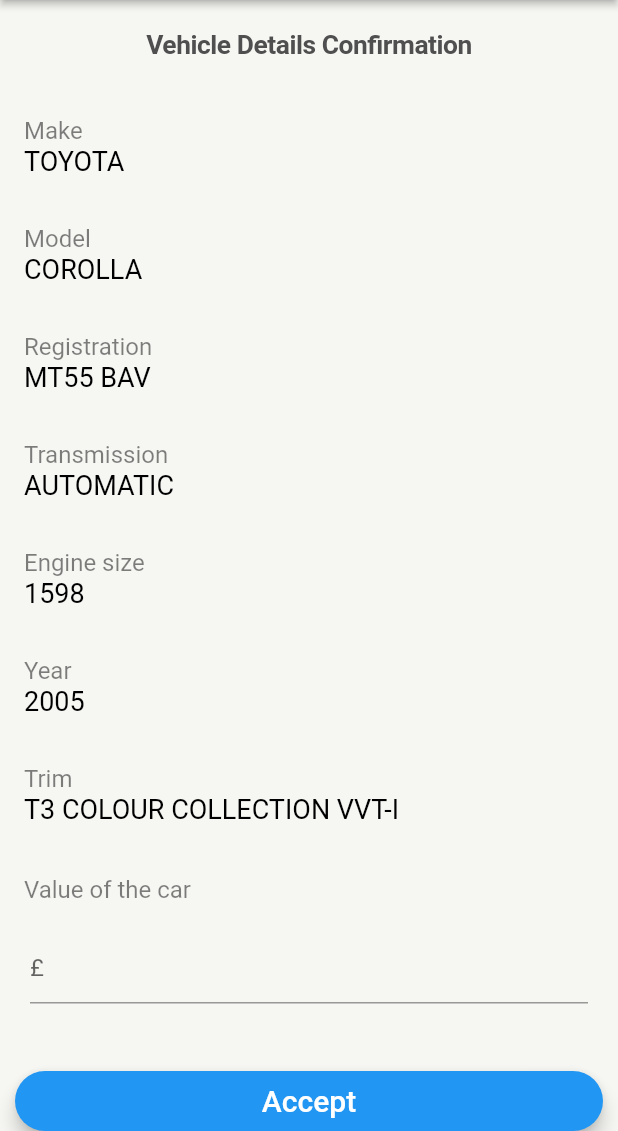
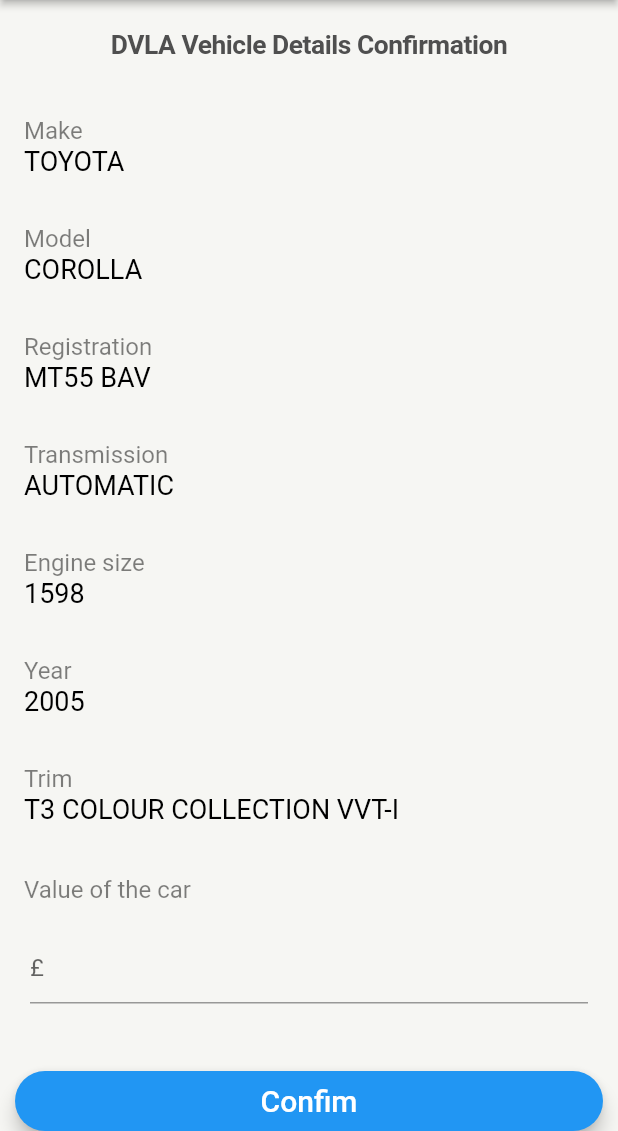
Before and after one commit to rigoford/MotorQuickQuote, a Flutter app: the MQQVehicleSearchResultsPage screen opened directly, on a phone screen of 412 x 824 dp, the part 105-1236 px from its top. Run offline on Flutter 3.47's test engine with Material 2 defaults, Android fonts, the phone set to English and light mode, and no system bars; our stand-ins replace camera; Roboto replaces fonts that are missing (Facit).

Commit message:
Minor refactor of vehicle results

```diff
--- a/lib/tab_view/vehicle_details/mqq_vehicle_search_results.dart
+++ b/lib/tab_view/vehicle_details/mqq_vehicle_search_results.dart
@@ -23,7 +23,7 @@ class _MQQVehicleSearchResultsPageState extends State<MQQVehicleSearchResultsPag
                   child: SizedBox(
                       width: MediaQuery.of(context).size.width * .8,
                       child: Text(
-                        "Vehicle Details Confirmation",
+                        "DVLA Vehicle Details Confirmation",
                         textAlign: TextAlign.center,
                         style: Styling.getTestDrivePageHeaderTextStyle(context),
                       ))),
@@ -80,21 +80,8 @@ class _MQQVehicleSearchResultsPageState extends State<MQQVehicleSearchResultsPag
                         elevation: 5.0,
                         shape: new RoundedRectangleBorder(borderRadius: new BorderRadius.circular(30.0)),
                         color: Colors.blue,
-                        child: new Text('Accept', style: new TextStyle(fontSize: 20.0, color: Colors.white)),
+                        child: new Text('Confim', style: new TextStyle(fontSize: 20.0, color: Colors.white)),
                         onPressed: _newQuotePressed,
-                      ),
-                    )),
-              ),
-              Container(
-                child: new Padding(
-                    padding: EdgeInsets.fromLTRB(10.0, 15.0, 10.0, 0.0),
-                    child: SizedBox(
-                      height: 40.0,
-                      child: new RaisedButton(
-                        elevation: 5.0,
-                        shape: new RoundedRectangleBorder(borderRadius: new BorderRadius.circular(30.0)),
-                        color: Colors.blue,
-                        child: new Text('Edit', style: new TextStyle(fontSize: 20.0, color: Colors.white)),
                       ),
                     )),
               ),
```
